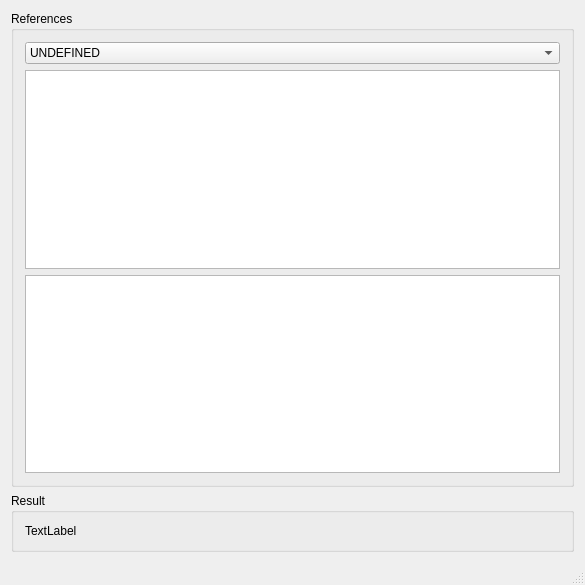
Before: the Qt Designer form mainwindow.ui in Magnus07/cdm-lab-4, drawn with Qt 5.
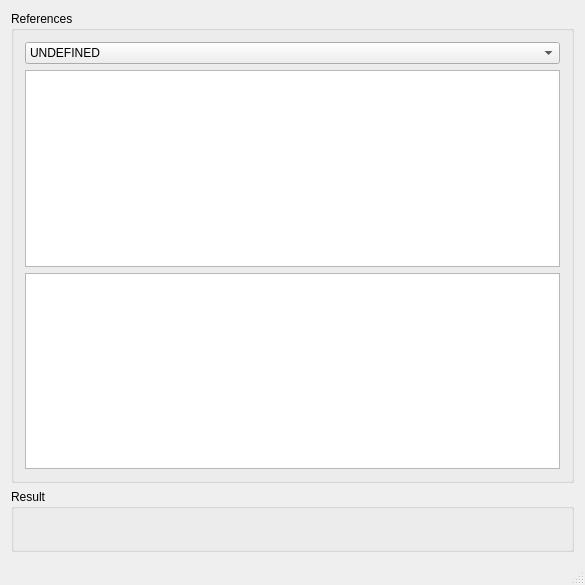
After: the same form once the commit is applied.

Commit message: Fix Karno table

What changed in the file:
```diff
--- a/mainwindow.ui
+++ b/mainwindow.ui
@@ -65,10 +65,22 @@
         </widget>
        </item>
        <item>
-        <widget class="QTableWidget" name="tableWidget_2"/>
+        <widget class="QTableWidget" name="tableWidget_2">
+         <property name="font">
+          <font>
+           <pointsize>10</pointsize>
+          </font>
+         </property>
+        </widget>
        </item>
        <item>
-        <widget class="QTableWidget" name="tableWidget"/>
+        <widget class="QTableWidget" name="tableWidget">
+         <property name="font">
+          <font>
+           <pointsize>10</pointsize>
+          </font>
+         </property>
+        </widget>
        </item>
       </layout>
      </widget>
@@ -81,8 +93,13 @@
       <layout class="QVBoxLayout" name="verticalLayout_2">
        <item>
         <widget class="QLabel" name="label">
+         <property name="font">
+          <font>
+           <pointsize>12</pointsize>
+          </font>
+         </property>
          <property name="text">
-          <string>TextLabel</string>
+          <string/>
          </property>
         </widget>
        </item>
```
Left out of the diff: 4 changed lines with no effect on the pictures. The commit also changes 1 other file.
